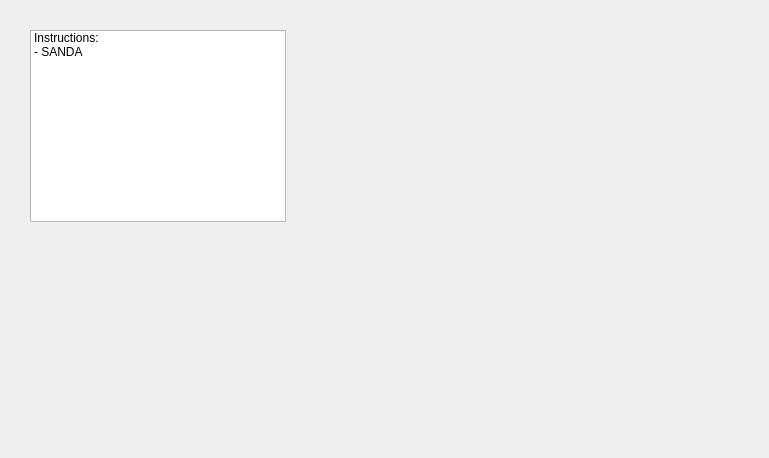
Old version of the form instrucdia.ui in the repository Angelchen17/SANDA-morning-assistant.
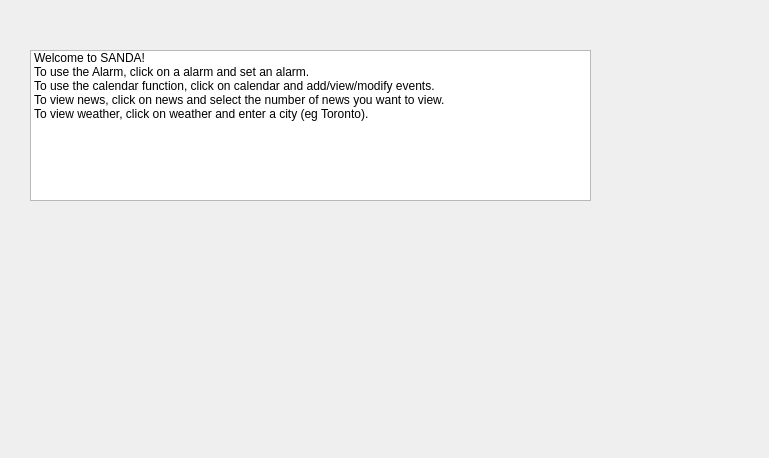
New version of the form.

The edit to the form file:
```diff
--- a/instrucdia.ui
+++ b/instrucdia.ui
@@ -17,24 +17,34 @@
    <property name="geometry">
     <rect>
      <x>30</x>
-     <y>30</y>
-     <width>256</width>
-     <height>192</height>
+     <y>50</y>
+     <width>561</width>
+     <height>151</height>
     </rect>
    </property>
    <item>
     <property name="text">
-     <string>Instructions:</string>
+     <string>Welcome to SANDA!</string>
     </property>
    </item>
    <item>
     <property name="text">
-     <string>- SANDA</string>
+     <string>To use the Alarm, click on a alarm and set an alarm.</string>
     </property>
    </item>
    <item>
     <property name="text">
-     <string/>
+     <string>To use the calendar function, click on calendar and add/view/modify events.</string>
+    </property>
+   </item>
+   <item>
+    <property name="text">
+     <string>To view news, click on news and select the number of news you want to view.</string>
+    </property>
+   </item>
+   <item>
+    <property name="text">
+     <string>To view weather, click on weather and enter a city (eg Toronto).</string>
     </property>
    </item>
   </widget>
```
